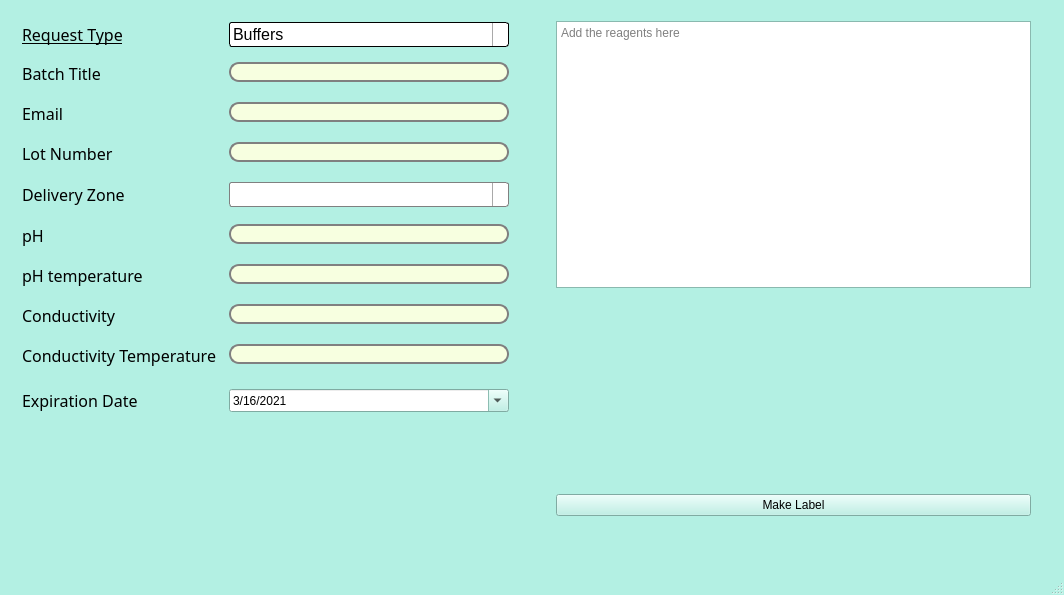
This is UserInputWindow.ui in garbagepatch/PythonApp as Qt 5 draws it before an edit. The edited form follows.
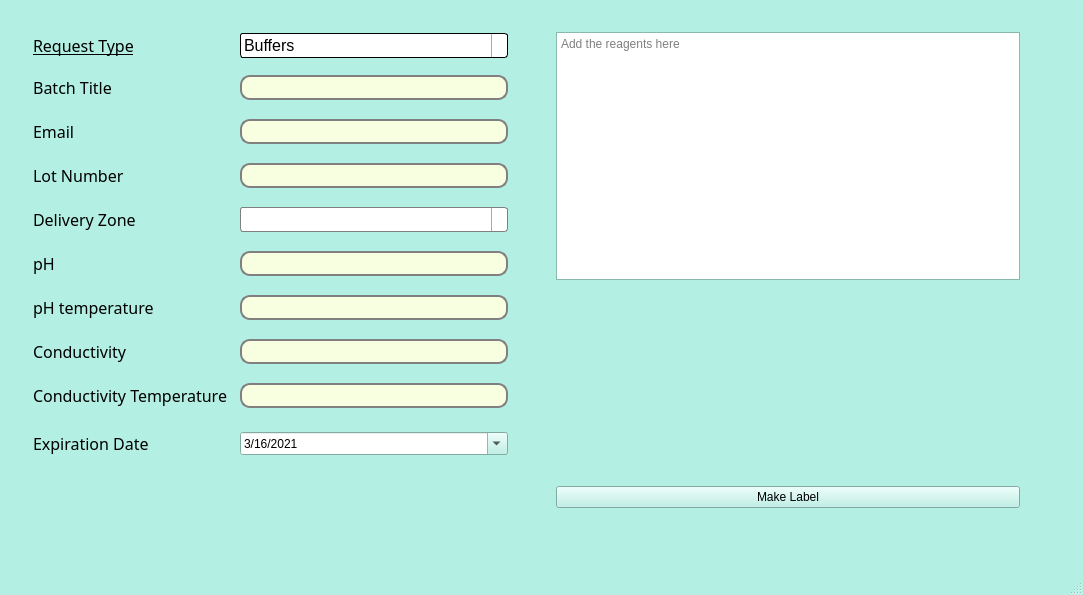
This is the edited form. Icons and pictures are not drawn.

```diff
--- a/UserInputWindow.ui
+++ b/UserInputWindow.ui
@@ -6,7 +6,7 @@
    <rect>
     <x>0</x>
     <y>0</y>
-    <width>1064</width>
+    <width>1083</width>
     <height>595</height>
    </rect>
   </property>
@@ -456,7 +456,7 @@
    <string>MainWindow</string>
   </property>
   <property name="autoFillBackground">
-   <bool>true</bool>
+   <bool>false</bool>
   </property>
   <property name="styleSheet">
    <string notr="true"/>
@@ -508,7 +508,7 @@
       <x>0</x>
       <y>0</y>
       <width>1061</width>
-      <height>535</height>
+      <height>538</height>
      </rect>
     </property>
     <layout class="QHBoxLayout" name="horizontalLayout">
@@ -1223,6 +1223,11 @@
            </disabled>
           </palette>
          </property>
+         <property name="font">
+          <font>
+           <pointsize>12</pointsize>
+          </font>
+         </property>
          <property name="styleSheet">
           <string notr="true">QLineEdit {
 color:  black;
@@ -1266,6 +1271,11 @@
        </item>
        <item row="5" column="1">
         <widget class="QLineEdit" name="emailLineEdit">
+         <property name="font">
+          <font>
+           <pointsize>12</pointsize>
+          </font>
+         </property>
          <property name="styleSheet">
           <string notr="true">QLineEdit {
 color:  black;
@@ -1427,6 +1437,11 @@
            </disabled>
           </palette>
          </property>
+         <property name="font">
+          <font>
+           <pointsize>12</pointsize>
+          </font>
+         </property>
          <property name="styleSheet">
           <string notr="true">QLineEdit {
     border: 2px solid gray;
@@ -1559,6 +1574,11 @@
        </item>
        <item row="11" column="1">
         <widget class="QLineEdit" name="pHLineEdit">
+         <property name="font">
+          <font>
+           <pointsize>12</pointsize>
+          </font>
+         </property>
          <property name="styleSheet">
           <string notr="true">QLineEdit {
 color:  black;
@@ -1602,6 +1622,11 @@
        </item>
        <item row="13" column="1">
         <widget class="QLineEdit" name="pHTemperatureLineEdit">
+         <property name="font">
+          <font>
+           <pointsize>12</pointsize>
+          </font>
+         </property>
          <property name="styleSheet">
           <string notr="true">QLineEdit {
 color:  black;
@@ -1645,6 +1670,11 @@
        </item>
        <item row="15" column="1">
         <widget class="QLineEdit" name="conductivityLineEdit">
+         <property name="font">
+          <font>
+           <pointsize>12</pointsize>
+          </font>
+         </property>
          <property name="styleSheet">
           <string notr="true">QLineEdit {
 color:  black;
@@ -1688,6 +1718,11 @@
        </item>
        <item row="17" column="1">
         <widget class="QLineEdit" name="conductivityTemperatureLineEdit">
+         <property name="font">
+          <font>
+           <pointsize>12</pointsize>
+          </font>
+         </property>
          <property name="styleSheet">
           <string notr="true">QLineEdit {
 color:  black;
@@ -1821,6 +1856,7 @@
   </widget>
   <widget class="QStatusBar" name="statusbar"/>
  </widget>
+ <layoutdefault spacing="7" margin="11"/>
  <resources>
   <include location="Resourcing.qrc"/>
  </resources>
```
Left out of the diff: 19 changed lines with no effect on the pictures.
